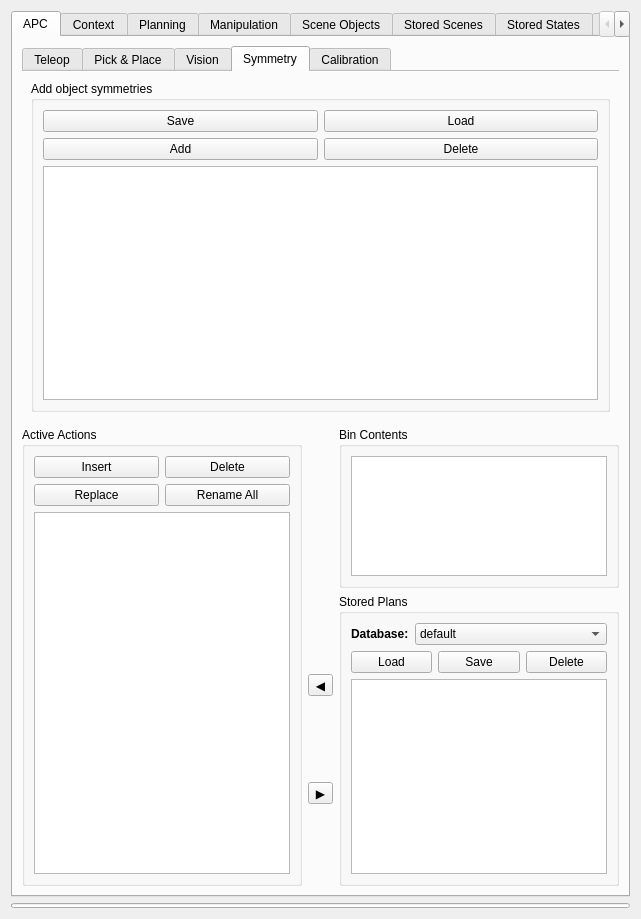
First picture: the form in visualization/motion_planning_rviz_plugin/src/ui/motion_planning_rviz_plugin_frame.ui, repository ehuang3/moveit_ros, before the edit.
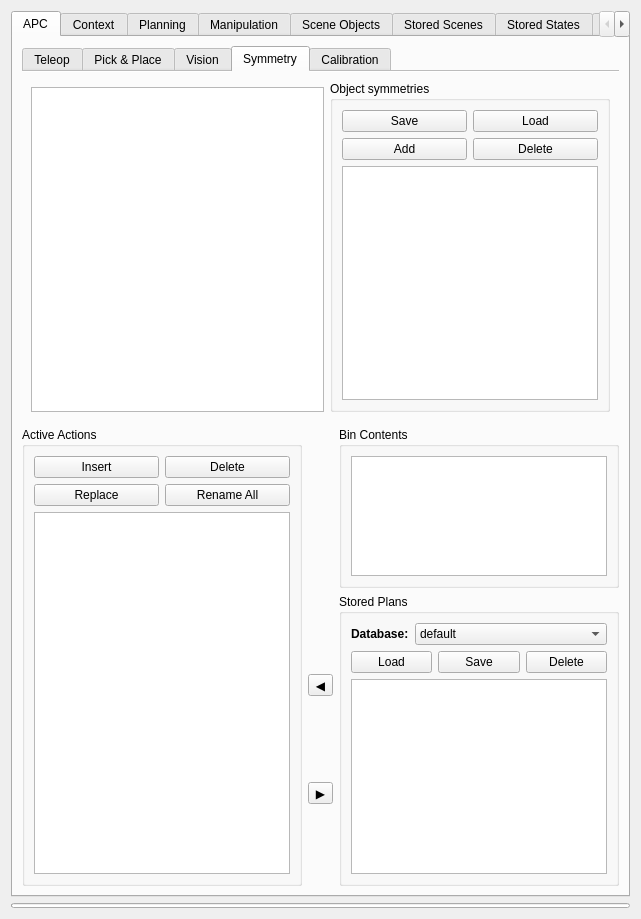
Second picture: the form after the edit. The open tabs and pages were chosen to show the change.

The edit to the form file:
```diff
--- a/visualization/motion_planning_rviz_plugin/src/ui/motion_planning_rviz_plugin_frame.ui
+++ b/visualization/motion_planning_rviz_plugin/src/ui/motion_planning_rviz_plugin_frame.ui
@@ -1635,10 +1635,13 @@
                <string>Symmetry</string>
               </attribute>
               <layout class="QGridLayout" name="gridLayout_37">
-               <item row="0" column="0">
+               <item row="1" column="0">
+                <widget class="QListWidget" name="items_for_symmetry_list"/>
+               </item>
+               <item row="0" column="2" rowspan="2">
                 <widget class="QGroupBox" name="groupBox_26">
                  <property name="title">
-                  <string>Add object symmetries</string>
+                  <string>Object symmetries</string>
                  </property>
                  <layout class="QGridLayout" name="gridLayout_47">
                   <item row="0" column="1">
@@ -1655,7 +1658,7 @@
                     </property>
                    </widget>
                   </item>
-                  <item row="2" column="0" colspan="2">
+                  <item row="3" column="0" colspan="2">
                    <widget class="QListWidget" name="symmetries_list">
                     <property name="sizePolicy">
                      <sizepolicy hsizetype="Preferred" vsizetype="Preferred">
```
Left out of the diff: 2 changed lines with no effect on the pictures.
